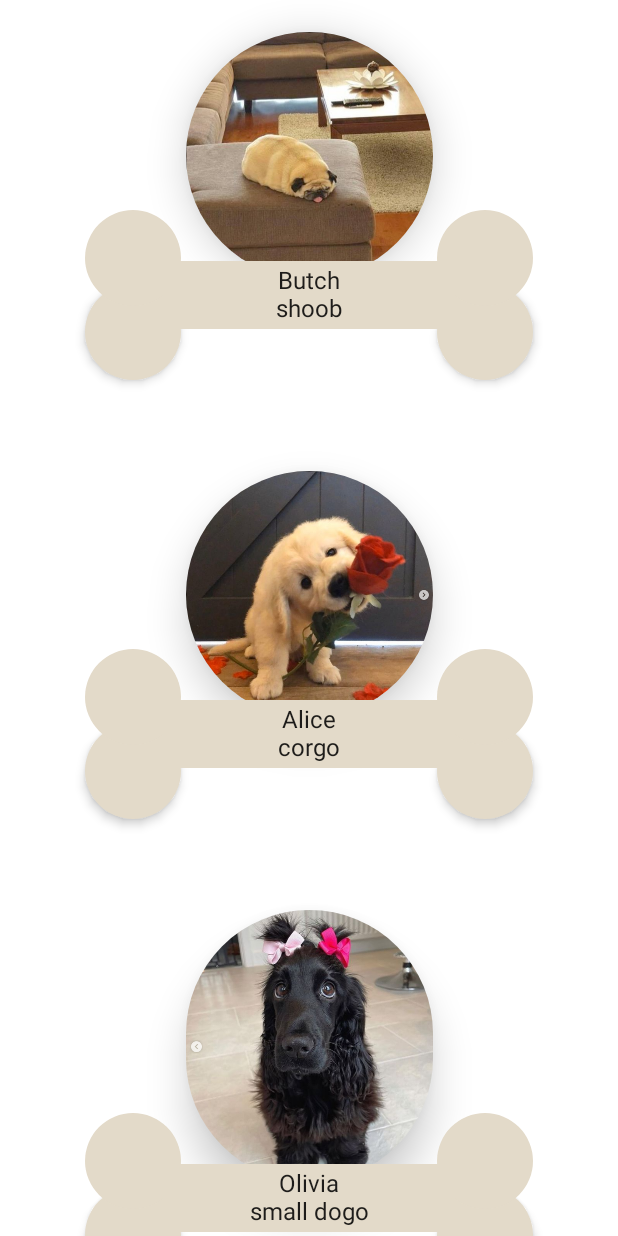
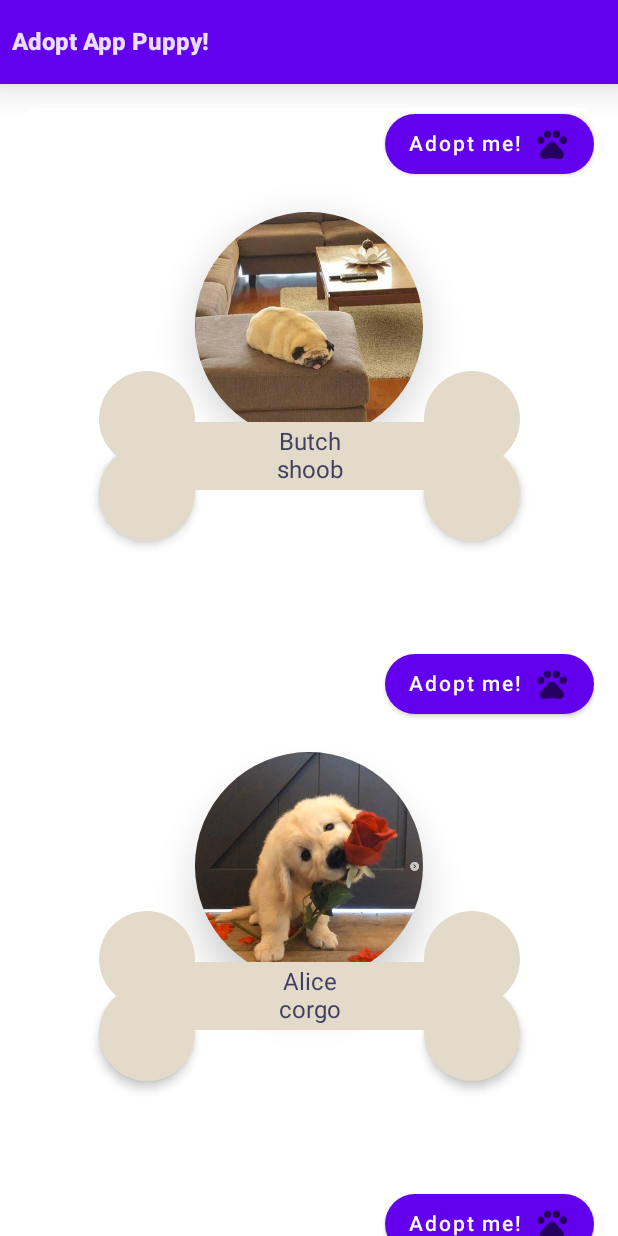
Before and after one commit to NanoSpicer/AdoptAppUppy, an Android app built with Jetpack Compose: the screen it shows after launch (MainActivity), on a phone screen of 412 x 824 dp. Run offline under Robolectric (Android 15) with nearby library versions, the phone set to English and light mode, and no system bars.

Commit message:
Adds some dynamism to the UI

```diff
--- a/app/src/main/java/com/example/androiddevchallenge/MainActivity.kt
+++ b/app/src/main/java/com/example/androiddevchallenge/MainActivity.kt
@@ -19,16 +19,21 @@ import android.os.Bundle
 import androidx.activity.compose.setContent
 import androidx.activity.viewModels
 import androidx.appcompat.app.AppCompatActivity
+import androidx.compose.foundation.background
+import androidx.compose.foundation.layout.*
 import androidx.compose.foundation.lazy.LazyColumn
 import androidx.compose.foundation.lazy.items
-import androidx.compose.material.CircularProgressIndicator
-import androidx.compose.material.MaterialTheme
-import androidx.compose.material.Surface
-import androidx.compose.material.Text
+import androidx.compose.material.*
 import androidx.compose.runtime.Composable
 import androidx.compose.runtime.collectAsState
 import androidx.compose.runtime.remember
+import androidx.compose.ui.Alignment
+import androidx.compose.ui.Modifier
+import androidx.compose.ui.graphics.Color
+import androidx.compose.ui.text.font.FontStyle
+import androidx.compose.ui.text.font.FontWeight
 import androidx.compose.ui.tooling.preview.Preview
+import androidx.compose.ui.unit.dp
 import com.example.androiddevchallenge.model.Puppy
 import com.example.androiddevchallenge.ui.theme.MyTheme
 import com.example.androiddevchallenge.ui.views.PuppyUI
@@ -53,11 +58,31 @@ class MainActivity : AppCompatActivity() {
 fun MyApp(vm: PuppyListViewModel) {
     val puppers = vm.pups.collectAsState(initial = emptyList()).value
     Surface(color = MaterialTheme.colors.background) {
-        LazyColumn {
-            items(puppers) {
-                PuppyUI(puppy = it)
+        Column {
+            Toolbar()
+            LazyColumn {
+                items(puppers) {
+                    PuppyUI(puppy = it, vm::seeDetails, vm::togglePuppyAdoption)
+                }
             }
         }
+    }
+}
+
+@Composable
+fun Toolbar()  {
+    Surface(
+        modifier = Modifier.fillMaxWidth().height(56.dp),
+        color = MaterialTheme.colors.primarySurface,
+        elevation = 16.dp
+    ) {
+        Row (
+            modifier = Modifier.padding(horizontal = 8.dp),
+            verticalAlignment = Alignment.CenterVertically
+        ){
+            Text("Adopt App Puppy!", fontWeight = FontWeight.ExtraBold)
+        }
+
     }
 }
 
--- a/app/src/main/java/com/example/androiddevchallenge/ui/views/PuppyUI.kt
+++ b/app/src/main/java/com/example/androiddevchallenge/ui/views/PuppyUI.kt
@@ -3,10 +3,12 @@ package com.example.androiddevchallenge.ui.views
 import androidx.compose.foundation.*
 import androidx.compose.foundation.layout.*
 import androidx.compose.foundation.shape.CircleShape
+import androidx.compose.foundation.shape.RoundedCornerShape
+import androidx.compose.material.Button
+import androidx.compose.material.MaterialTheme
 import androidx.compose.material.Surface
 import androidx.compose.material.Text
 import androidx.compose.runtime.Composable
-import androidx.compose.runtime.remember
 import androidx.compose.ui.*
 import androidx.compose.ui.draw.clip
 import androidx.compose.ui.draw.shadow
@@ -14,7 +16,6 @@ import androidx.compose.ui.graphics.Color
 import androidx.compose.ui.res.painterResource
 import androidx.compose.ui.tooling.preview.Preview
 import androidx.compose.ui.unit.dp
-import androidx.constraintlayout.widget.ConstraintLayout
 import com.example.androiddevchallenge.R
 import com.example.androiddevchallenge.model.Puppy
 import com.example.androiddevchallenge.ui.theme.AppColors
@@ -27,12 +28,17 @@ internal val boneEdgeSize = 64.dp
 
 
 
-@Composable fun PuppyUI(puppy: Puppy, click: func<Puppy>?=null) {
+@Composable fun PuppyUI(puppy: Puppy, click: func<Puppy>?=null, onAdopt: func<Puppy>?=null) {
 
     Surface(
-        modifier = Modifier.fillMaxWidth()
+        modifier =
+        Modifier
+            .fillMaxWidth()
+            .padding(16.dp)
+            .clip(RoundedCornerShape(8.dp))
+            .clickable(click != null) { click?.invoke(puppy) }
     ){
-       SimplePuppy(puppy, click)
+       SimplePuppy(puppy, onAdopt)
     }
 }
 
@@ -60,13 +66,34 @@ internal val boneEdgeSize = 64.dp
 
 
 @Composable
-private fun SimplePuppy(puppy: Puppy, click: func<Puppy>?=null) = Column {
+private fun SimplePuppy(puppy: Puppy, onAdopt: func<Puppy>?=null) = Column {
 
     val pullImageDown = boneEdgeSize / 3
     val pullTextUp    = boneEdgeSize / 2
     val pullBallsToCenter = 12.dp
     val imageBitmap = painterResource(puppy.image)
+    val adoptBitmap = painterResource(if(!puppy.adopted) R.drawable.ic_paw else R.drawable.ic_remove)
+    val callToAction = if(!puppy.adopted) "Adopt me!" else "Let go"
 
+    Row(
+        modifier =
+        Modifier
+            .fillMaxWidth()
+            .wrapContentHeight(),
+        horizontalArrangement = Arrangement.End
+    ) {
+        Button(
+            //modifier =  Modifier.padding(0.dp, 16.dp, 16.dp, 0.dp),
+            onClick = { onAdopt?.invoke(puppy) },
+            shape = CircleShape
+        ) {
+            Text(callToAction)
+            Spacer(Modifier.size(8.dp))
+            Image(adoptBitmap, contentDescription = "Action icon for adopting")
+        }
+    }
+
+    // Image
     Row(
         modifier = Modifier
             .fillMaxWidth()
@@ -83,7 +110,7 @@ private fun SimplePuppy(puppy: Puppy, click: func<Puppy>?=null) = Column {
         )
     }
 
-    // Bone Content
+    // Bone banner
     Row(
         modifier =
         Modifier
@@ -109,8 +136,8 @@ private fun SimplePuppy(puppy: Puppy, click: func<Puppy>?=null) = Column {
                 verticalArrangement = Arrangement.Center,
                 horizontalAlignment = Alignment.CenterHorizontally
             ) {
-                Text(text = puppy.name)
-                Text(text = puppy.tagline)
+                Text(text = puppy.name, color = AppColors.engraving)
+                Text(text = puppy.tagline, color = AppColors.engraving)
             }
             Column(
                 Modifier
@@ -118,7 +145,7 @@ private fun SimplePuppy(puppy: Puppy, click: func<Puppy>?=null) = Column {
                     .shadow(1.dp)
                     .background(Color.Transparent)
                     .height((0.15).dp)
-                    .offset(x=6.dp, y=(0.15).dp)
+                    .offset(x = 6.dp, y = (0.15).dp)
                     .zIndex(1f)
 
             ) {
--- a/app/src/main/java/com/example/androiddevchallenge/viewmodel/PuppyListViewModel.kt
+++ b/app/src/main/java/com/example/androiddevchallenge/viewmodel/PuppyListViewModel.kt
@@ -4,17 +4,20 @@ import androidx.lifecycle.ViewModel
 import androidx.lifecycle.viewModelScope
 import com.example.androiddevchallenge.datasource.PuppyRepo
 import com.example.androiddevchallenge.model.Puppy
+import kotlinx.coroutines.flow.onEach
 import kotlinx.coroutines.launch
 
 class PuppyListViewModel : ViewModel() {
 
-    val pups = PuppyRepo.getPuppies()
+    val pups = PuppyRepo.getPuppies().onEach {
+        println("FlowEmitted: $it")
+    }
 
     fun togglePuppyAdoption(puppy: Puppy) = viewModelScope.launch {
         PuppyRepo.toggleAdoption(puppy.id)
     }
 
     fun seeDetails(puppy: Puppy) {
-
+        println("seeDetails $puppy")
     }
 }
```
